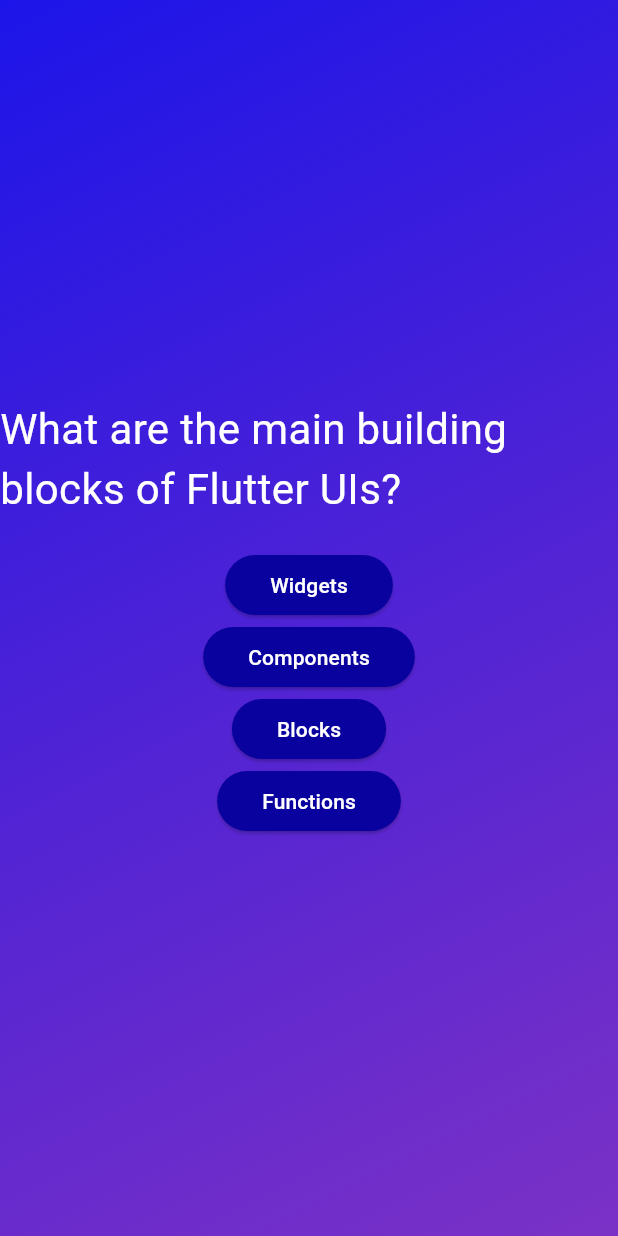
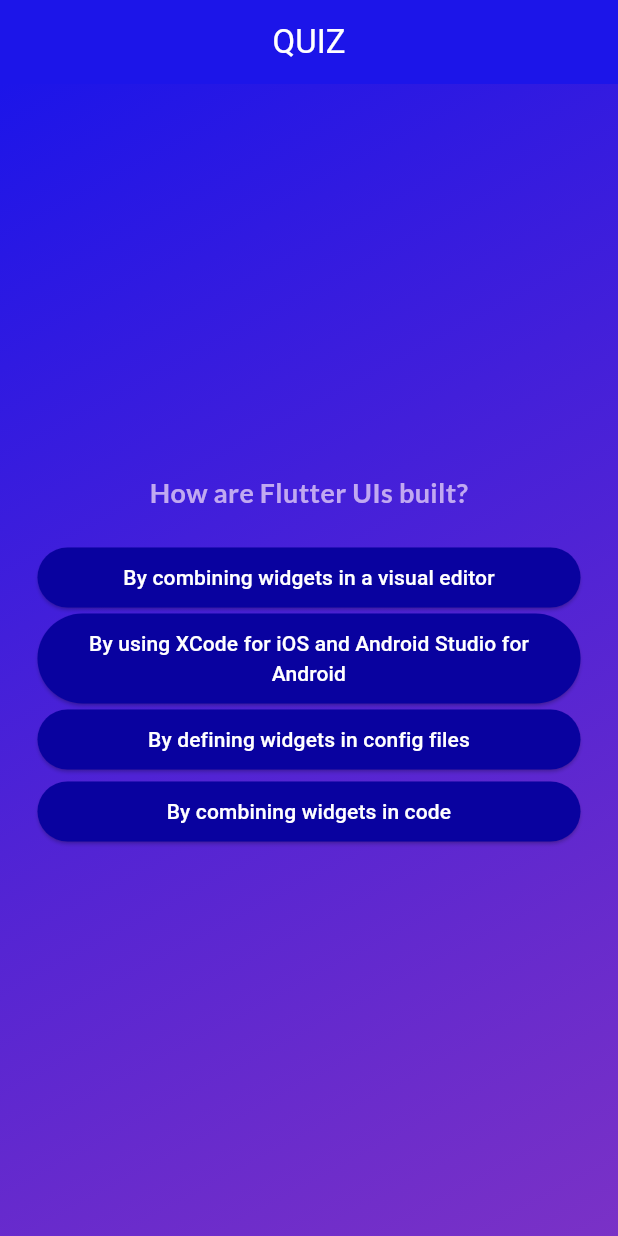
Before and after one commit to sinharitun/Quiz, a Flutter app: the screen it shows after launch, after a tap on "Start Quiz", after a tap on "Components", on a phone screen of 412 x 824 dp. Run offline on Flutter 3.47's test engine with Material 3 defaults, Android fonts, the phone set to English and light mode, and no system bars; our stand-ins replace google_fonts.

Commit message:
result screean

```diff
--- a/quiz_app/lib/buttonstyle.dart
+++ b/quiz_app/lib/buttonstyle.dart
@@ -18,7 +18,7 @@ class Buttonstyle extends StatelessWidget {
           borderRadius: BorderRadius.circular(40),
         ),
       ),
-      child: Text(answertext),
+      child: Text(answertext,textAlign: TextAlign.center,),
     );
   }
 }
--- a/quiz_app/lib/data/question.dart
+++ b/quiz_app/lib/data/question.dart
@@ -31,7 +31,7 @@ const questions = [
       'StatelessWidget',
       'StatefulWidget',
       'Both are equally good',
-      'None of the above',
+      //'None of the above',
     ],
   ),
   QuizQuestion(
@@ -40,7 +40,7 @@ const questions = [
       'The UI is not updated',
       'The UI is updated',
       'The closest StatefulWidget is updated',
-      'Any nested StatefulWidgets are updated',
+      //'Any nested StatefulWidgets are updated',
     ],
   ),
   QuizQuestion(
--- a/quiz_app/lib/madel/quizquestion.dart
+++ b/quiz_app/lib/madel/quizquestion.dart
@@ -1,5 +1,14 @@
 class QuizQuestion{
+  //constructor function take argument from calling function
   const QuizQuestion(this.text,this.answer);
+
   final String text;
   final List<String> answer;
+
+  List<String> getShuffledAnswer()
+  {
+    final shuffledAnswer=List.of(answer);
+    shuffledAnswer.shuffle();
+    return shuffledAnswer;
+  }
 }
--- a/quiz_app/lib/quiz.dart
+++ b/quiz_app/lib/quiz.dart
@@ -1,49 +1,75 @@
 import 'package:flutter/material.dart';
+import 'package:quiz_app/data/question.dart';
 import 'package:quiz_app/main_screen.dart';
 import 'package:quiz_app/quiz_test.dart';
+import 'package:quiz_app/result_screen.dart';
 
-class Quiz extends StatefulWidget{
-
-  const Quiz({super.key});
+class Quiz extends StatefulWidget {
+  const Quiz({super.key}); //constructor function
   @override
-  State<Quiz> createState(){
+  State<Quiz> createState() {
     return _QuizState();
   }
 }
 
-class _QuizState extends State<Quiz>{
+class _QuizState extends State<Quiz> {
+  Widget? activestate;
 
-  Widget? activestate;
+  List<String> selectAnswer=[];
+
 
   @override
   void initState() {
-    activestate=MainScreen(switchactive);
+    activestate = MainScreen(switchactive);
     super.initState();
   }
-  void switchactive (){
+
+  void chooseAnswer(String answer)
+  {
+    selectAnswer.add(answer);
+
+    if(selectAnswer.length == questions.length){
       setState(() {
-      activestate=const QuizTest();
+        selectAnswer = [];
+        activestate = result_screen();
       });
     }
+  }
+
+  void switchactive() {
+    setState(() {
+      activestate = QuizTest(onSelectAnswer: chooseAnswer,);
+    });
+  }
+
+
 
   @override
   Widget build(BuildContext context) {
     return MaterialApp(
       home: Scaffold(
+        appBar: AppBar(
+          backgroundColor: Color.fromARGB(255, 28, 21, 233),
+          title: Title(
+              color: Colors.white,
+              child: Center(
+                child: Text(
+                  'QUIZ',
+
+                  style: TextStyle(color: Colors.white),
+                ),
+              )),
+        ),
         body: Container(
           decoration: const BoxDecoration(
             gradient: LinearGradient(colors: [
               Color.fromARGB(255, 28, 21, 233),
               Color.fromARGB(210, 94, 7, 186),
-          ],
-          begin: Alignment.topLeft,
-          end: Alignment.bottomRight),
-
+            ], begin: Alignment.topLeft, end: Alignment.bottomRight),
           ),
-        child: activestate ,
+          child: activestate,
         ),
       ),
     );
   }
-
 }
--- a/quiz_app/lib/quiz_test.dart
+++ b/quiz_app/lib/quiz_test.dart
@@ -1,9 +1,12 @@
 import 'package:flutter/material.dart';
 import 'package:quiz_app/buttonstyle.dart';
 import 'package:quiz_app/data/question.dart';
+import 'package:google_fonts/google_fonts.dart';
 
 class QuizTest extends StatefulWidget {
-  const QuizTest({super.key});
+  const QuizTest({super.key, required this .onSelectAnswer});
+
+  final void Function(String answer) onSelectAnswer;
   @override
   State<StatefulWidget> createState() {
     return _QuizTestState();
@@ -11,41 +14,64 @@ class QuizTest extends StatefulWidget {
 }
 
 class _QuizTestState extends State<QuizTest> {
+  var questionIndex = 0;
 
+  void setIndexQuestion(String selectAnswer) {
+
+    widget.onSelectAnswer(selectAnswer);
+    setState(() {
+      questionIndex++;
+    });
+  }
 
   @override
   Widget build(BuildContext context) {
-
-    final currentQuestion=questions[0];
+    final currentQuestion = questions[questionIndex];
     return SizedBox(
       width: double.infinity,
+      child: Container(
+        margin: EdgeInsets.all(25),
         child: Column(
           mainAxisAlignment: MainAxisAlignment.center,
+          crossAxisAlignment: CrossAxisAlignment.stretch,
           children: [
             Text(
               currentQuestion.text,
-            style: const TextStyle(color: Colors.white, fontSize: 28),
+              style: GoogleFonts.lato(
+                  color: const Color.fromARGB(255, 193, 169, 241),
+                  fontSize: 18,
+                  fontWeight: FontWeight.bold),
+              textAlign: TextAlign.center,
             ),
             const SizedBox(
               height: 20,
             ),
-          Buttonstyle(
-            answertext: currentQuestion.answer[0],
-            ontap: () {},
+            ...currentQuestion.getShuffledAnswer().map((answer) {
+              return Buttonstyle(
+                answertext: answer,
+                ontap: () {
+                  setIndexQuestion(answer);
+                }
+              );
+            })
+            // Buttonstyle(
+            //   answertext: currentQuestion.answer[0],
+            //   ontap: () {},
+            // ),
+            // Buttonstyle(
+            //   answertext: currentQuestion.answer[1],
+            //   ontap: () {},
+            // ),
+            // Buttonstyle(
+            //   answertext: currentQuestion.answer[2],
+            //   ontap: () {},
+            // ),
+            // Buttonstyle(
+            //   answertext: currentQuestion.answer[3],
+            //   ontap: () {},
+            // ),
+          ],
         ),
-          Buttonstyle(
-            answertext: currentQuestion.answer[1],
-            ontap: () {},
-          ),
-          Buttonstyle(
-            answertext: currentQuestion.answer[2],
-            ontap: () {},
-          ),
-          Buttonstyle(
-            answertext: currentQuestion.answer[3],
-            ontap: () {},
-          ),
-        ],
       ),
     );
   }
--- /dev/null
+++ b/quiz_app/lib/result_screen.dart
@@ -0,0 +1,23 @@
+import 'package:flutter/material.dart';
+
+class result_screen extends StatelessWidget{
+
+  Widget build(context){
+    return SizedBox(
+      width: double.infinity,
+      child: Container(
+        margin: EdgeInsets.all(25),
+        child: Column(
+          mainAxisAlignment: MainAxisAlignment.center,
+          children: [
+            Text("You answered x out Y question correctly"),
+            SizedBox(height: 30,),
+            Text("Scrollable container"),
+            SizedBox(height: 30,),
+            TextButton(onPressed: () {}, child: Text('Restart Quiz'))
+          ],
+        ),
+      ),
+    );
+  }
+}
--- a/quiz_app/pubspec.yaml
+++ b/quiz_app/pubspec.yaml
@@ -35,6 +35,7 @@ dependencies:
   # The following adds the Cupertino Icons font to your application.
   # Use with the CupertinoIcons class for iOS style icons.
   cupertino_icons: ^1.0.6
+  google_fonts: ^6.2.1
 
 dev_dependencies:
   flutter_test:
```
Also changed, not shown: quiz_app/pubspec.lock, 1 other file. Lines whose indentation alone changed are shown as unchanged.
